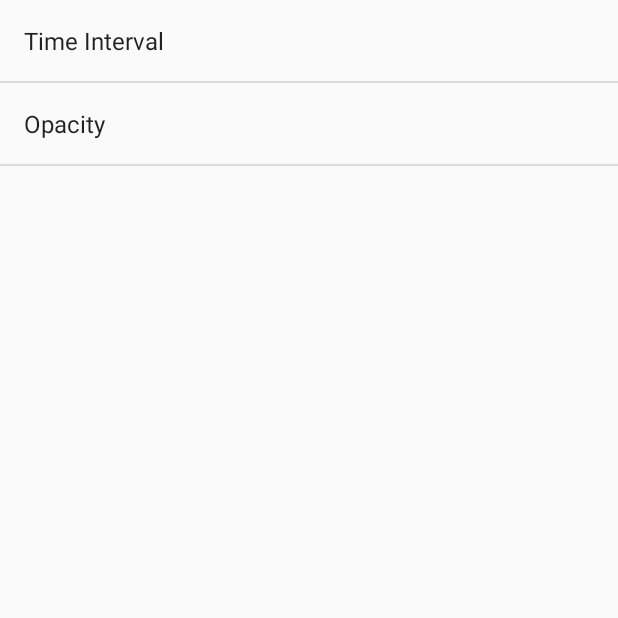
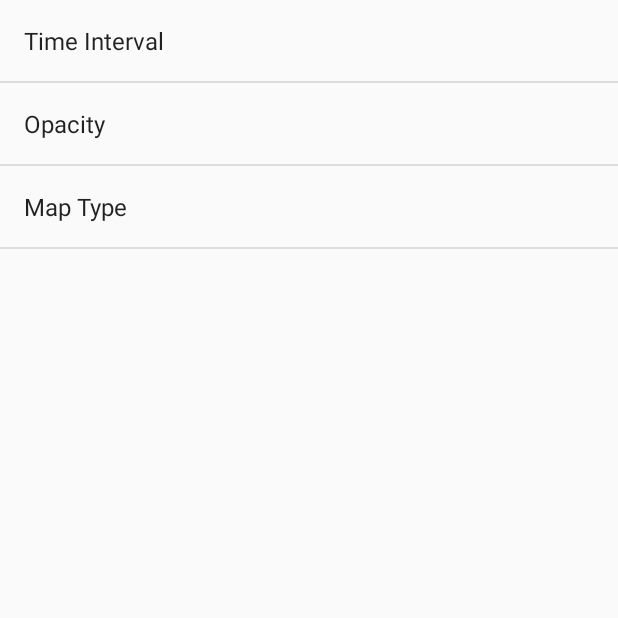
Before and after one commit to MichaelRechenberg/BreadCrumms, an Android app: the HeatmapSettingsActivity screen opened directly, with no data from a screen before it, on a phone screen of 412 x 824 dp, the top half of it. Run offline under Robolectric (Android 15) with nearby library versions, the phone set to English and light mode, and no system bars.

Commit message:
Can Change map type via settings but activity must be recreated for effect to take place

```diff
--- a/app/src/main/java/com/example/miker_000/breadcrumms/MapLocationActivity.java
+++ b/app/src/main/java/com/example/miker_000/breadcrumms/MapLocationActivity.java
@@ -237,7 +237,22 @@ public class MapLocationActivity extends AppCompatActivity
 
 
         theMap = googleMap;
-        theMap.setMapType(GoogleMap.MAP_TYPE_SATELLITE);
+
+        //Set the map type based on user's settings
+        String mapType = sharedPreferences.getString(
+                "heatmap_mapType",
+                getString(R.string.heatmapActivitySettings_mapType_MAP_TYPE_SATELLITE)
+        );
+        if(mapType.equals(getString(R.string.heatmapActivitySettings_mapType_MAP_TYPE_NORMAL))){
+            theMap.setMapType(GoogleMap.MAP_TYPE_NORMAL);
+        }
+        else if (mapType.equals(getString(R.string.heatmapActivitySettings_mapType_MAP_TYPE_TERRAIN))){
+            theMap.setMapType(GoogleMap.MAP_TYPE_TERRAIN);
+        }
+        else{
+            theMap.setMapType(GoogleMap.MAP_TYPE_SATELLITE);
+        }
+
 
 
         Location userLocation = (Location) getIntent().getExtras().get("userLocation");
--- a/app/src/main/res/values/strings.xml
+++ b/app/src/main/res/values/strings.xml
@@ -34,7 +34,7 @@
     <string name="heatmapActivitySettings_interval_thisMonth">This Month</string>
     <string name="heatmapActivitySettings_interval_thisWeek">This Week</string>
     <string name="heatmapActivitySettings_interval_today">Today</string>
-    <string-array name="heatmapActivitySettings_entries">
+    <string-array name="heatmapActivitySettings_timeInterval_entries">
         <item>@string/heatmapActivitySettings_interval_allDays</item>
         <item>@string/heatmapActivitySettings_interval_thisMonth</item>
         <item>@string/heatmapActivitySettings_interval_thisWeek</item>
@@ -42,12 +42,30 @@
     </string-array>
 
 
-    <string-array name="heatmapActivitySettings_values">
+    <string-array name="heatmapActivitySettings_timeInterval_values">
         <item>@string/heatmapActivitySettings_interval_allDays</item>
         <item>@string/heatmapActivitySettings_interval_thisMonth</item>
         <item>@string/heatmapActivitySettings_interval_thisWeek</item>
         <item>@string/heatmapActivitySettings_interval_today</item>
     </string-array>
+
+    <string name="heatmapActivitySettings_mapType_MAP_TYPE_NORMAL">Normal</string>
+    <string name="heatmapActivitySettings_mapType_MAP_TYPE_SATELLITE">Satellite</string>
+    <string name="heatmapActivitySettings_mapType_MAP_TYPE_TERRAIN">Terrain</string>
+
+    <string-array name="heatmapActivitySettings_mapType_entries">
+        <item>@string/heatmapActivitySettings_mapType_MAP_TYPE_NORMAL</item>
+        <item>@string/heatmapActivitySettings_mapType_MAP_TYPE_SATELLITE</item>
+        <item>@string/heatmapActivitySettings_mapType_MAP_TYPE_TERRAIN</item>
+    </string-array>
+
+    <string-array name="heatmapActivitySettings_mapType_values">
+        <item>@string/heatmapActivitySettings_mapType_MAP_TYPE_NORMAL</item>
+        <item>@string/heatmapActivitySettings_mapType_MAP_TYPE_SATELLITE</item>
+        <item>@string/heatmapActivitySettings_mapType_MAP_TYPE_TERRAIN</item>
+    </string-array>
+
+
 
 
     <!-- Example General settings -->
--- a/app/src/main/res/xml/heatmap_activity_settings.xml
+++ b/app/src/main/res/xml/heatmap_activity_settings.xml
@@ -3,11 +3,18 @@
     <ListPreference
         android:title="Time Interval"
         android:key="heatmap_timeInterval"
-        android:entries="@array/heatmapActivitySettings_entries"
-        android:entryValues="@array/heatmapActivitySettings_values"
+        android:entries="@array/heatmapActivitySettings_timeInterval_entries"
+        android:entryValues="@array/heatmapActivitySettings_timeInterval_values"
         android:defaultValue="@string/heatmapActivitySettings_interval_allDays"></ListPreference>
+
     <com.example.miker_000.breadcrumms.SeekBarDialogPreference
         android:title="Opacity"
         android:key="heatmap_opacity"
         android:defaultValue="70"></com.example.miker_000.breadcrumms.SeekBarDialogPreference>
+    <ListPreference
+        android:title="Map Type"
+        android:key="heatmap_mapType"
+        android:entries="@array/heatmapActivitySettings_mapType_entries"
+        android:entryValues="@array/heatmapActivitySettings_mapType_values"
+        android:defaultValue="@string/heatmapActivitySettings_mapType_MAP_TYPE_SATELLITE"></ListPreference>
 </PreferenceScreen>
```
